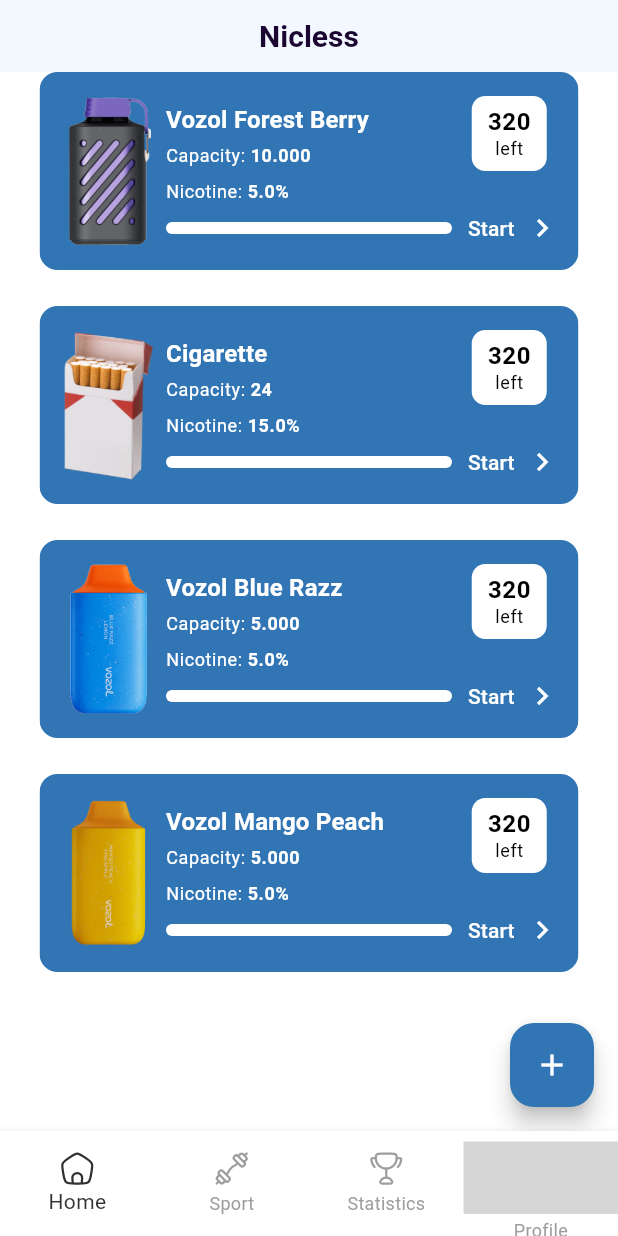
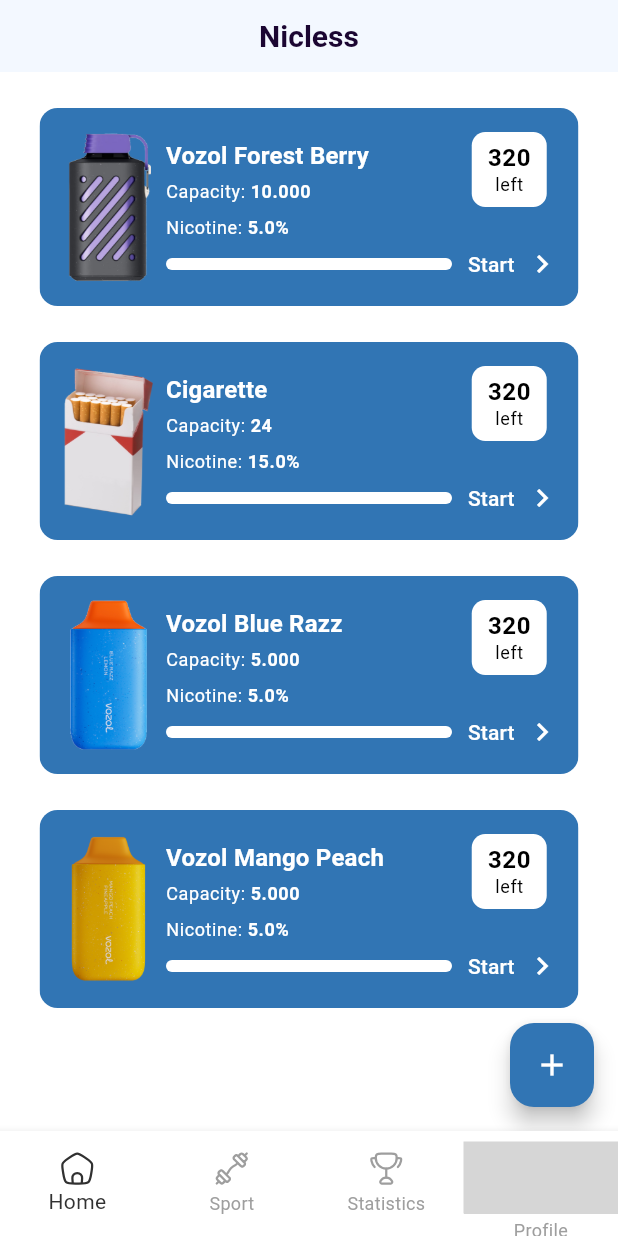
Before and after one commit to behzodfaiziev/nicless-flutter, a Flutter app: the screen it shows after launch, on a phone screen of 412 x 824 dp. Run offline on Flutter 3.47's test engine with Material 3 defaults, Android fonts, the phone set to English and light mode, and no system bars; our stand-ins replace auto_route, bloc, dartz, dio, equatable, file_picker and 13 more; accounts and stored records are empty; grey boxes are pictures that could not be loaded.

Commit message:
updated appBar

```diff
--- a/lib/features/home/presentation/views/home/modules/smoking_list.dart
+++ b/lib/features/home/presentation/views/home/modules/smoking_list.dart
@@ -2,6 +2,7 @@ import 'package:flutter/material.dart';
 
 import '../../../../../../core/extensions/context_extension.dart';
 import '../../../../../../product/local_data/smoking_lists.dart';
+import '../../../../../../product/utils/constants/ui_constants/padding_const.dart';
 import '../../../../domain/entities/smoking_entity.dart';
 import 'smoking_tile.dart';
 
@@ -12,7 +13,7 @@ class SmokingList extends StatelessWidget {
   Widget build(BuildContext context) {
     return ListView.builder(
       itemCount: 4,
-      padding: context.mainHorizontalPadding,
+      padding: context.mainHorizontalPadding+PaddingConst.top24,
       itemBuilder: (BuildContext context, int index) {
         final SmokingEntity smoking = SmokingLists.smokings[index];
         return  SmokingTile(smoking: smoking);
--- a/lib/features/statistics/presentation/views/statistics_view.dart
+++ b/lib/features/statistics/presentation/views/statistics_view.dart
@@ -52,7 +52,7 @@ class _StatisticsViewState extends State<StatisticsView>
       body: Column(
         children: [
           Padding(
-            padding: PaddingConst.bottom12,
+            padding: PaddingConst.top12,
             child: StatisticsTabBars(tabController: _tabController),
           ),
           Expanded(
--- a/lib/product/theme/app_colors.dart
+++ b/lib/product/theme/app_colors.dart
@@ -16,6 +16,7 @@ class AppColors {
   /// Background
   static const Color backgroundLight = Color(0xFFF3F8FF);
   static const Color backgroundDark = Color(0xFF212121);
+  static const Color appBarBackgroundDark = Color(0xFF2F2F2F);
 
   /// Error
   static const Color errorLight = Color(0xFFCB2828);
--- a/lib/product/theme/dark/app_theme_dark.dart
+++ b/lib/product/theme/dark/app_theme_dark.dart
@@ -18,7 +18,7 @@ class AppThemeDark {
         onPrimary: Colors.white,
       ),
       appBarTheme: const AppBarTheme(
-        backgroundColor: AppColors.backgroundDark,
+        backgroundColor: AppColors.appBarBackgroundDark,
         elevation: 0,
         titleTextStyle: TextStyle(
           color: Colors.white,
@@ -32,7 +32,8 @@ class AppThemeDark {
         elevation: 5,
         selectedItemColor: Colors.white,
         unselectedItemColor: Colors.white54,
-        showUnselectedLabels: true,
+        showUnselectedLabels: false,
+        showSelectedLabels: true
       ),
       elevatedButtonTheme: ElevatedButtonThemeData(
         style: ElevatedButton.styleFrom(
```
